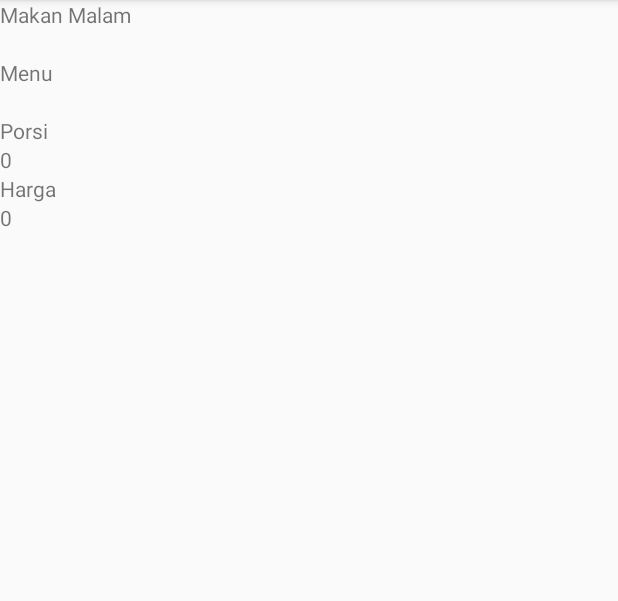
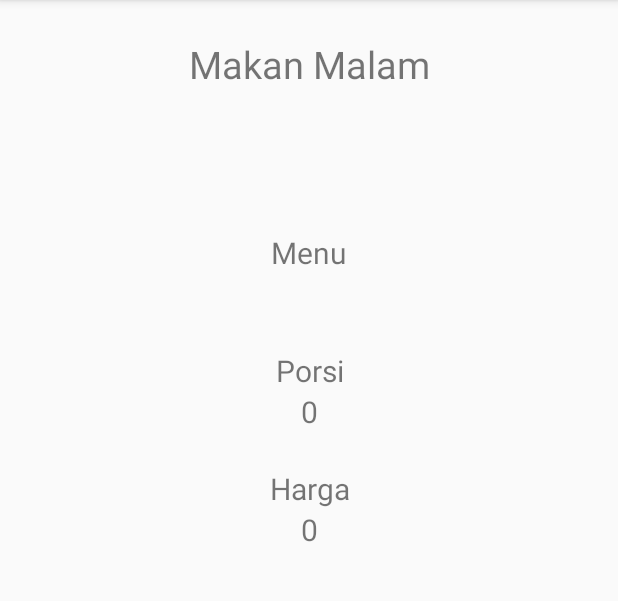
Before and after one commit to achmadto/StudycaseMobileApplication, an Android app: the SecondActivity screen opened directly, with no data from a screen before it, on a phone screen of 412 x 824 dp, the part 84-685 px from its top. Run offline under Robolectric (Android 15) with nearby library versions, the phone set to English and light mode, and no system bars.

Commit message:
push kedua kali

```diff
--- a/AchmadTaufikRizki_1202150071_Modul1/app/src/main/res/layout/activity_main.xml
+++ b/AchmadTaufikRizki_1202150071_Modul1/app/src/main/res/layout/activity_main.xml
@@ -5,20 +5,28 @@
     android:layout_width="match_parent"
     android:layout_height="match_parent"
     tools:context="com.example.sei.achmadtaufikrizki_1202150071_modul1.MainActivity"
+    android:paddingBottom="25dp"
+    android:paddingLeft="25dp"
+    android:paddingRight="25dp"
+    android:paddingTop="25dp"
     android:orientation="vertical">
 
     <TextView
         android:layout_width="match_parent"
         android:layout_height="wrap_content"
         android:layout_weight="0"
-        android:text="Makan Malam" />
+        android:text="Makan Malam"
+        android:textSize="20sp"
+        android:textAlignment="center"/>
 
     <TextView
         android:id="@+id/textView"
-        android:layout_width="402dp"
+        android:layout_width="match_parent"
         android:layout_height="wrap_content"
-        android:layout_weight="0"
-        android:text="Bersama Milea" />
+        android:textSize="20sp"
+        android:text="Bersama Milea"
+        android:textAlignment="center"
+        android:layout_marginBottom="24dp"/>
 
     <EditText
         android:id="@+id/menu"
@@ -37,6 +45,7 @@
         android:layout_weight="0"
         android:ems="10"
         android:inputType="number"
+        android:layout_marginBottom="24dp"
         android:hint="porsi" />
 
     <Button
--- a/AchmadTaufikRizki_1202150071_Modul1/app/src/main/res/layout/activity_second.xml
+++ b/AchmadTaufikRizki_1202150071_Modul1/app/src/main/res/layout/activity_second.xml
@@ -5,53 +5,76 @@
     android:layout_width="match_parent"
     android:layout_height="match_parent"
     tools:context="com.example.sei.achmadtaufikrizki_1202150071_modul1.SecondActivity"
-    android:orientation="vertical">
+    android:orientation="vertical"
+    android:paddingBottom="25dp"
+    android:paddingLeft="25dp"
+    android:paddingRight="25dp"
+    android:paddingTop="25dp">
 
     <TextView
         android:id="@+id/textView2"
         android:layout_width="match_parent"
         android:layout_height="wrap_content"
-        android:text="Makan Malam" />
+        android:text="Makan Malam"
+        android:textSize="25sp"
+        android:textAlignment="center"/>
 
     <TextView
         android:id="@+id/tempat"
         android:layout_width="match_parent"
         android:layout_height="wrap_content"
-        android:text="TextView" />
+        android:text="TextView"
+        android:textSize="25sp"
+        android:textAlignment="center"
+        android:layout_marginBottom="60dp"/>
 
     <TextView
         android:id="@+id/textView3"
         android:layout_width="match_parent"
         android:layout_height="wrap_content"
-        android:text="Menu" />
+        android:text="Menu"
+        android:textSize="20sp"
+        android:textAlignment="center"/>
 
     <TextView
         android:id="@+id/Menu"
         android:layout_width="match_parent"
         android:layout_height="wrap_content"
-        android:text="TextView" />
+        android:text="TextView"
+        android:textSize="20sp"
+        android:textAlignment="center"
+        android:layout_marginBottom="24dp"/>
 
     <TextView
         android:id="@+id/textView5"
         android:layout_width="match_parent"
         android:layout_height="wrap_content"
-        android:text="Porsi" />
+        android:text="Porsi"
+        android:textSize="20sp"
+        android:textAlignment="center"/>
 
     <TextView
         android:id="@+id/jumlahPorsi"
         android:layout_width="match_parent"
         android:layout_height="wrap_content"
-        android:text="TextView" />
+        android:text="TextView"
+        android:textSize="20sp"
+        android:textAlignment="center"
+        android:layout_marginBottom="24dp"/>
 
     <TextView
         android:id="@+id/textView7"
         android:layout_width="match_parent"
         android:layout_height="wrap_content"
-        android:text="Harga" />
+        android:text="Harga"
+        android:textSize="20sp"
+        android:textAlignment="center"/>
 
     <TextView
         android:id="@+id/jumlahHarga"
         android:layout_width="match_parent"
         android:layout_height="wrap_content"
-        android:text="TextView" />
+        android:text="TextView"
+        android:textSize="20sp"
+        android:textAlignment="center"/>
 </LinearLayout>
```
